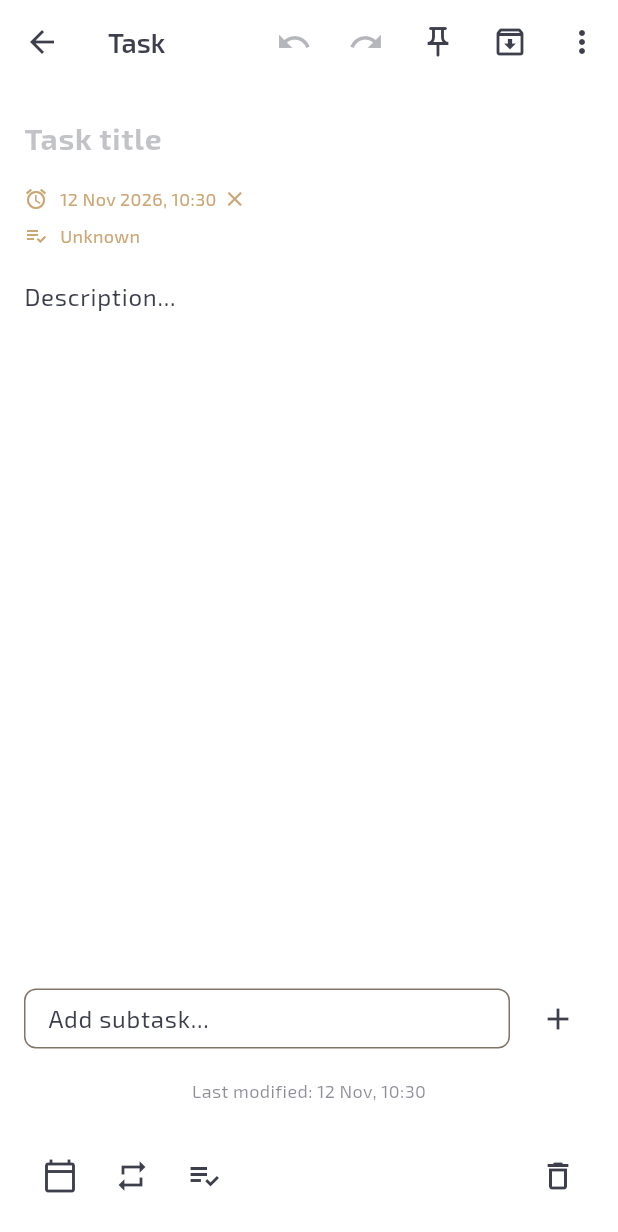
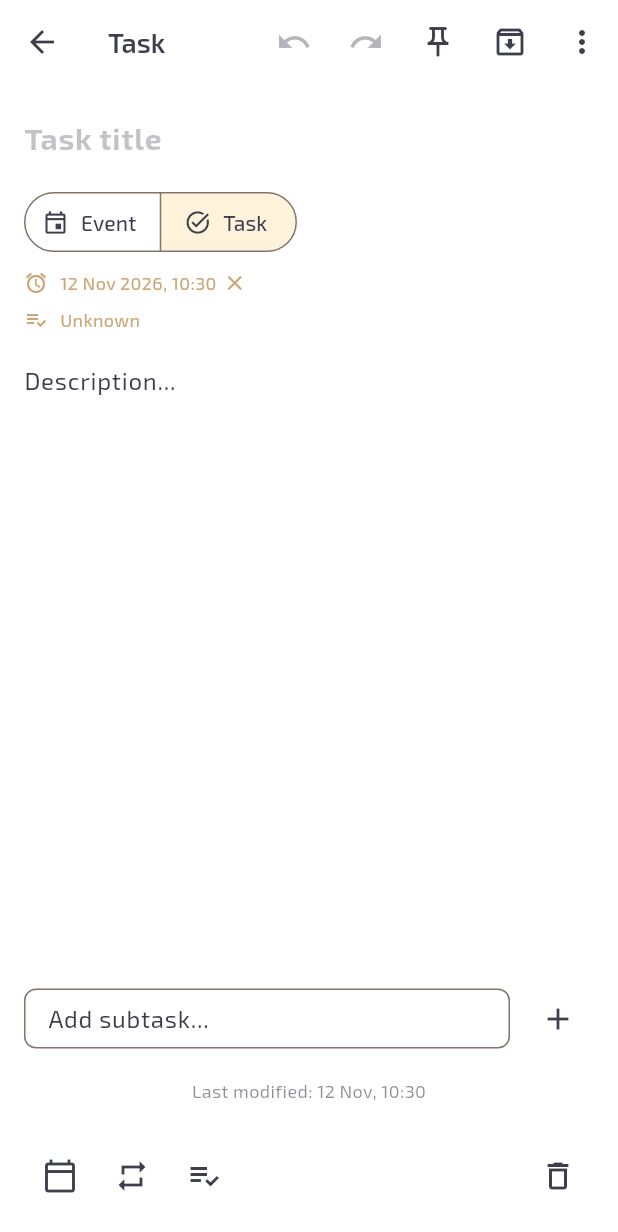
Before and after one commit to ndenicolais/Noteep, a Flutter app: the TaskEditorScreen screen opened directly with empty values, on a phone screen of 412 x 824 dp. Shown: the top 1232 px of the screen. Run offline on Flutter 3.47's test engine with Material 3 defaults, Android fonts, the phone set to English and light mode, and no system bars; our stand-ins replace cloud_firestore, file_picker, firebase_auth, firebase_core, fl_chart, flutter_local_notifications and 10 more; missing offline and left inert: dart:html, home_widget, record; accounts and stored records are empty; generated files the repository leaves out were written again.

Commit message:
feat(calendar): choose event or task from the + button and switch type while creating

```diff
--- a/lib/core/constants/changelog.dart
+++ b/lib/core/constants/changelog.dart
@@ -131,6 +131,7 @@ final List<ChangelogEntry> changelogEntries = [
       ChangelogItem(ChangeType.improved, (l) => l.changelog_v2_0_0_bullet_85),
       ChangelogItem(ChangeType.added, (l) => l.changelog_v2_0_0_bullet_86),
       ChangelogItem(ChangeType.improved, (l) => l.changelog_v2_0_0_bullet_87),
+      ChangelogItem(ChangeType.added, (l) => l.changelog_v2_0_0_bullet_88),
     ],
   ),
 ];
--- a/lib/l10n/app_en.arb
+++ b/lib/l10n/app_en.arb
@@ -333,6 +333,8 @@
   "calendarColor": "Color",
   "calendarColorDefault": "Default",
   "calendarEventTitle": "Event",
+  "calendarEntryTypeEvent": "Event",
+  "calendarEntryTypeTask": "Task",
   "calendarDeleteEvent": "Delete event",
   "calendarDeleteEventConfirm": "Move this event to the trash?",
   "calendarEventTrashed": "Event moved to trash",
@@ -606,6 +608,7 @@
   "changelog_v2_0_0_bullet_85": "In Calendar, tasks show their own icon instead of a checkbox circle: tap them to open them.",
   "changelog_v2_0_0_bullet_86": "Calendar events can now have a location, with address suggestions as you type and a tap to open it in Maps, and a card color of your choice.",
   "changelog_v2_0_0_bullet_87": "The Noteep Summary widget has been removed: to see your notes, tasks and plans on the home screen, use the Notes, Tasks and Calendar widgets.",
+  "changelog_v2_0_0_bullet_88": "In Calendar the + button lets you choose between creating an event or a task, and while creating it you can switch between the two without losing what you typed.",
   "infoPrivacyOpen": "Privacy policy",
   "privacyPolicyTitle": "Privacy policy",
   "privacyPolicyIntro": "Noteep is an app for notes, tasks and calendar. This policy explains which data it processes, why, and how you can control it. Noteep shows no ads, uses no analytics or tracking tools, and does not sell or hand over your data.",
--- a/lib/l10n/app_it.arb
+++ b/lib/l10n/app_it.arb
@@ -388,6 +388,8 @@
   "calendarColor": "Colore",
   "calendarColorDefault": "Predefinito",
   "calendarEventTitle": "Evento",
+  "calendarEntryTypeEvent": "Evento",
+  "calendarEntryTypeTask": "Task",
   "calendarDeleteEvent": "Elimina evento",
   "calendarDeleteEventConfirm": "Vuoi spostare questo evento nel cestino?",
   "calendarEventTrashed": "Evento spostato nel cestino",
@@ -755,6 +757,7 @@
   "changelog_v2_0_0_bullet_85": "Nel Calendario i task mostrano la loro icona al posto del cerchio da spuntare: toccali per aprirli.",
   "changelog_v2_0_0_bullet_86": "Negli eventi del Calendario puoi aggiungere un luogo, con i suggerimenti degli indirizzi mentre scrivi e da aprire in Maps con un tocco, e scegliere il colore della card.",
   "changelog_v2_0_0_bullet_87": "Il widget Riepilogo Noteep è stato rimosso: per vedere note, task e impegni dalla schermata Home usa i widget Note, Task e Calendario.",
+  "changelog_v2_0_0_bullet_88": "Nel Calendario il pulsante + ti fa scegliere se creare un evento o un task, e mentre lo crei puoi passare dall'uno all'altro senza perdere quanto scritto.",
   "infoPrivacyOpen": "Informativa sulla privacy",
   "privacyPolicyTitle": "Informativa sulla privacy",
   "privacyPolicyIntro": "Noteep è un'app per note, task e calendario. Questa informativa spiega quali dati tratta, perché e come puoi controllarli. Noteep non mostra pubblicità, non usa strumenti di analisi o di tracciamento e non vende né cede i tuoi dati.",
--- a/lib/l10n/app_localizations.dart
+++ b/lib/l10n/app_localizations.dart
@@ -2096,6 +2096,18 @@ abstract class AppLocalizations {
   /// **'Evento'**
   String get calendarEventTitle;
 
+  /// No description provided for @calendarEntryTypeEvent.
+  ///
+  /// In it, this message translates to:
+  /// **'Evento'**
+  String get calendarEntryTypeEvent;
+
+  /// No description provided for @calendarEntryTypeTask.
+  ///
+  /// In it, this message translates to:
+  /// **'Task'**
+  String get calendarEntryTypeTask;
+
   /// No description provided for @calendarDeleteEvent.
   ///
   /// In it, this message translates to:
@@ -3649,6 +3661,12 @@ abstract class AppLocalizations {
   /// In it, this message translates to:
   /// **'Il widget Riepilogo Noteep è stato rimosso: per vedere note, task e impegni dalla schermata Home usa i widget Note, Task e Calendario.'**
   String get changelog_v2_0_0_bullet_87;
+
+  /// No description provided for @changelog_v2_0_0_bullet_88.
+  ///
+  /// In it, this message translates to:
+  /// **'Nel Calendario il pulsante + ti fa scegliere se creare un evento o un task, e mentre lo crei puoi passare dall\'uno all\'altro senza perdere quanto scritto.'**
+  String get changelog_v2_0_0_bullet_88;
 
   /// No description provided for @infoPrivacyOpen.
   ///
--- a/lib/l10n/app_localizations_en.dart
+++ b/lib/l10n/app_localizations_en.dart
@@ -1087,6 +1087,12 @@ class AppLocalizationsEn extends AppLocalizations {
 
   @override
   String get calendarEventTitle => 'Event';
+
+  @override
+  String get calendarEntryTypeEvent => 'Event';
+
+  @override
+  String get calendarEntryTypeTask => 'Task';
 
   @override
   String get calendarDeleteEvent => 'Delete event';
@@ -2007,6 +2013,10 @@ class AppLocalizationsEn extends AppLocalizations {
       'The Noteep Summary widget has been removed: to see your notes, tasks and plans on the home screen, use the Notes, Tasks and Calendar widgets.';
 
   @override
+  String get changelog_v2_0_0_bullet_88 =>
+      'In Calendar the + button lets you choose between creating an event or a task, and while creating it you can switch between the two without losing what you typed.';
+
+  @override
   String get infoPrivacyOpen => 'Privacy policy';
 
   @override
--- a/lib/l10n/app_localizations_it.dart
+++ b/lib/l10n/app_localizations_it.dart
@@ -1090,6 +1090,12 @@ class AppLocalizationsIt extends AppLocalizations {
 
   @override
   String get calendarEventTitle => 'Evento';
+
+  @override
+  String get calendarEntryTypeEvent => 'Evento';
+
+  @override
+  String get calendarEntryTypeTask => 'Task';
 
   @override
   String get calendarDeleteEvent => 'Elimina evento';
@@ -2018,6 +2024,10 @@ class AppLocalizationsIt extends AppLocalizations {
       'Il widget Riepilogo Noteep è stato rimosso: per vedere note, task e impegni dalla schermata Home usa i widget Note, Task e Calendario.';
 
   @override
+  String get changelog_v2_0_0_bullet_88 =>
+      'Nel Calendario il pulsante + ti fa scegliere se creare un evento o un task, e mentre lo crei puoi passare dall\'uno all\'altro senza perdere quanto scritto.';
+
+  @override
   String get infoPrivacyOpen => 'Informativa sulla privacy';
 
   @override
--- /dev/null
+++ b/lib/screens/calendar/calendar_new_entry.dart
@@ -0,0 +1,152 @@
+// Noteep — Copyright © 2026 Nicola De Nicolais — All Rights Reserved.
+// Licensed under a source-available, non-commercial license. See LICENSE.
+//
+// Commercial use, including publishing or monetizing on any app store,
+// requires explicit written permission from the copyright holder.
+//
+// Author: Nicola De Nicolais
+// Contact: ndn21dev@gmail.com
+// GitHub: https://github.com/ndenicolais
+
+import 'package:flutter/material.dart';
+import '../../core/routing/app_router.dart';
+import '../../l10n/l10n.dart';
+import '../../models/calendar_model.dart';
+import '../../models/task_model.dart';
+import '../../widgets/shared/app_dialogs.dart';
+
+/// What the calendar "+" creates, switchable in the new entry's editor
+/// like in Google Calendar.
+enum CalendarEntryType { event, task }
+
+/// Asks whether to create an event or a task, then opens its editor.
+Future<void> showNewCalendarEntrySheet(BuildContext context) async {
+  final type = await showAppSheet<CalendarEntryType>(
+    context,
+    builder:
+        (ctx) => Column(
+          mainAxisSize: MainAxisSize.min,
+          children: [
+            for (final type in CalendarEntryType.values)
+              ListTile(
+                leading: Icon(_icon(type)),
+                title: Text(_label(ctx, type)),
+                onTap: () => Navigator.pop(ctx, type),
+              ),
+          ],
+        ),
+  );
+  if (type == null || !context.mounted) return;
+  final now = DateTime.now();
+  switch (type) {
+    case CalendarEntryType.event:
+      AppNav.openEvent(
+        context,
+        CalendarEventModel(startTime: now, endTime: now),
+      );
+    case CalendarEntryType.task:
+      // Day-only due date: the task shows up in the calendar today.
+      AppNav.openTask(
+        context,
+        TaskModel(dueDate: DateTime(now.year, now.month, now.day)),
+      );
+  }
+}
+
+/// Replaces the open new-event editor with a task editor carrying over
+/// the title, description and date.
+void switchEventToTask(
+  BuildContext context,
+  CalendarEventModel event, {
+  required String title,
+  required String description,
+}) {
+  final start = event.startTime;
+  Navigator.pushReplacementNamed(
+    context,
+    AppRoutes.task,
+    arguments: TaskModel(
+      title: title,
+      description: description,
+      dueDate:
+          event.isAllDay
+              ? DateTime(start.year, start.month, start.day)
+              : DateTime(
+                start.year,
+                start.month,
+                start.day,
+                start.hour,
+                start.minute,
+              ),
+    ),
+  );
+}
+
+/// Replaces the open new-task editor with an event editor carrying over
+/// the title, description and due date (a day-only one gives an all-day
+/// event, no due date gives an event starting now).
+void switchTaskToEvent(
+  BuildContext context,
+  TaskModel task, {
+  required String title,
+  required String description,
+}) {
+  final due = task.dueDate;
+  final allDay = due != null && !task.hasDueTime;
+  final start = due ?? DateTime.now();
+  Navigator.pushReplacementNamed(
+    context,
+    AppRoutes.event,
+    arguments: CalendarEventModel(
+      title: title,
+      description: description,
+      startTime: start,
+      endTime: allDay ? start.add(const Duration(days: 1)) : start,
+      isAllDay: allDay,
+    ),
+  );
+}
+
+IconData _icon(CalendarEntryType type) => switch (type) {
+  CalendarEntryType.event => Icons.event_outlined,
+  CalendarEntryType.task => Icons.task_alt,
+};
+
+String _label(BuildContext context, CalendarEntryType type) => switch (type) {
+  CalendarEntryType.event => context.l10n.calendarEntryTypeEvent,
+  CalendarEntryType.task => context.l10n.calendarEntryTypeTask,
+};
+
+/// Event / Task switch shown under the title of a new entry's editor.
+class CalendarEntryTypeSelector extends StatelessWidget {
+  const CalendarEntryTypeSelector({
+    super.key,
+    required this.selected,
+    required this.onChanged,
+  });
+
+  final CalendarEntryType selected;
+  final ValueChanged<CalendarEntryType> onChanged;
+
+  @override
+  Widget build(BuildContext context) {
+    return Align(
+      alignment: AlignmentDirectional.centerStart,
+      child: SegmentedButton<CalendarEntryType>(
+        segments: [
+          for (final type in CalendarEntryType.values)
+            ButtonSegment(
+              value: type,
+              icon: Icon(_icon(type)),
+              label: Text(_label(context, type)),
+            ),
+        ],
+        selected: {selected},
+        showSelectedIcon: false,
+        onSelectionChanged: (s) {
+          if (s.first != selected) onChanged(s.first);
+        },
+      ),
+    );
+  }
+}
--- a/lib/screens/task_editor/task_editor_screen.dart
+++ b/lib/screens/task_editor/task_editor_screen.dart
@@ -25,6 +25,7 @@ import '../../utils/notification_service.dart';
 import '../../utils/recurrence.dart';
 import '../../utils/dialogs/move_to_list_dialog.dart';
 import '../../widgets/shared/error_feedback.dart';
+import '../calendar/calendar_new_entry.dart';
 import '../tasks/task_delete.dart';
 import 'task_editor_app_bar.dart';
 import 'task_editor_bottom_bar.dart';
@@ -159,6 +160,17 @@ class _TaskEditorScreenState extends ConsumerState<TaskEditorScreen> {
     return title.isEmpty && description.isEmpty;
   }
 
+  /// Switches this never-saved task to a new event, keeping what was typed.
+  void _switchToEvent() {
+    _softDeleted = true; // Skips the save: the entry becomes an event.
+    switchTaskToEvent(
+      context,
+      _task,
+      title: _titleController.text.trim(),
+      description: _descriptionController.text.trim(),
+    );
+  }
+
   void _save() {
     if (_softDeleted) return;
     if (_isNew && _isEmpty()) return;
@@ -173,6 +185,9 @@ class _TaskEditorScreenState extends ConsumerState<TaskEditorScreen> {
     if (_isNew) {
       pending = ref.read(tasksProvider.notifier).addTask(updated);
       _isNew = false;
+      // A due time carried over from an event (or set before the first
+      // save) still notifies.
+      NotificationService.instance.scheduleTaskReminder(updated).ignore();
     } else {
       pending = ref.read(tasksProvider.notifier).updateTask(updated);
     }
@@ -421,6 +436,19 @@ class _TaskEditorScreenState extends ConsumerState<TaskEditorScreen> {
                 ),
               ),
             ),
+            if (_isNew)
+              Padding(
+                padding: const EdgeInsets.fromLTRB(
+                  AppSpacing.lg,
+                  0,
+                  AppSpacing.lg,
+                  AppSpacing.sm,
+                ),
+                child: CalendarEntryTypeSelector(
+                  selected: CalendarEntryType.task,
+                  onChanged: (_) => _switchToEvent(),
+                ),
+              ),
             TaskInfoSection(
               task: _task,
               onClearDueDate: () => _applyDueDate(null),
```
Also changed, not shown: lib/screens/calendar/calendar_event_editor_screen.dart (+20 -0 lines), lib/screens/calendar/calendar_screen.dart (+2 -6 lines), 1 other file.
